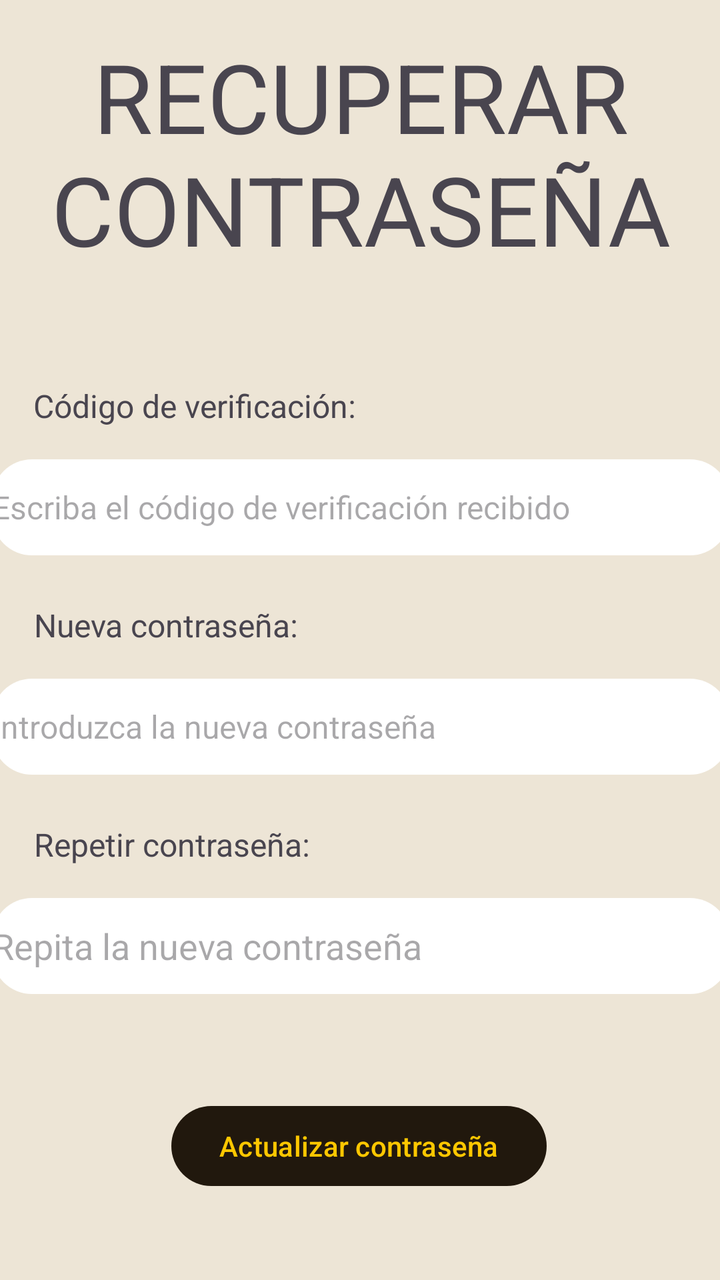
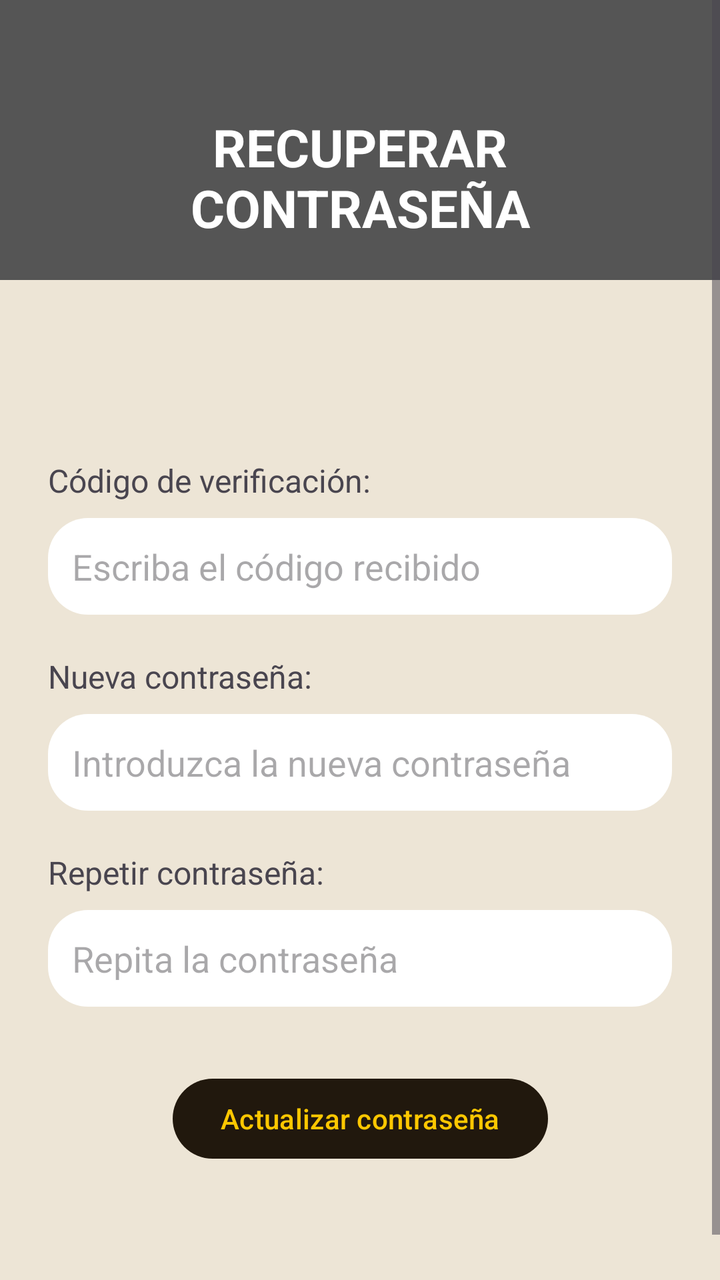

Screens rendered from an Android XML layout before and after an edit, with the pre-edit source and the edit as a unified diff.
<!-- AndroidManifest.xml: application theme Theme.RefriMancia -->
<!-- res/layout/ventana_recuperar_password.xml -->
<?xml version="1.0" encoding="utf-8"?>
<androidx.constraintlayout.widget.ConstraintLayout xmlns:android="http://schemas.android.com/apk/res/android"
    xmlns:app="http://schemas.android.com/apk/res-auto"
    xmlns:tools="http://schemas.android.com/tools"
    style="@style/fondoPantallas"
    android:id="@+id/ventana_recuperar_password"
    android:layout_width="match_parent"
    android:layout_height="match_parent">

    <TextView
        android:id="@+id/tvTituloRecuperar"
        android:layout_width="407dp"
        android:layout_height="124dp"
        android:layout_marginTop="16dp"
        android:text="RECUPERAR CONTRASEÑA"
        android:textAlignment="center"
        android:textSize="48sp"
        app:layout_constraintEnd_toEndOf="parent"
        app:layout_constraintStart_toStartOf="parent"
        app:layout_constraintTop_toTopOf="parent" />

    <TextView
        android:id="@+id/tvNuevaPasswordRecuperar"
        android:layout_width="wrap_content"
        android:layout_height="wrap_content"
        android:layout_marginTop="24dp"
        android:text="Nueva contraseña:"
        android:textSize="16sp"
        app:layout_constraintEnd_toEndOf="parent"
        app:layout_constraintHorizontal_bias="0.075"
        app:layout_constraintStart_toStartOf="parent"
        app:layout_constraintTop_toBottomOf="@+id/etCodigoRecuperar" />

    <EditText
        android:id="@+id/etpNuevaPasswordRecuperar"
        android:layout_width="369dp"
        android:layout_height="48dp"
        android:layout_marginTop="16dp"
        android:background="@drawable/bg_input"
        android:ems="10"
        android:hint="Introduzca la nueva contraseña"
        android:inputType="textPassword"
        android:textSize="16sp"
        app:layout_constraintEnd_toEndOf="parent"
        app:layout_constraintStart_toStartOf="parent"
        app:layout_constraintTop_toBottomOf="@+id/tvNuevaPasswordRecuperar" />

    <EditText
        android:id="@+id/etpRepetirPasswordRecuperar"
        android:layout_width="369dp"
        android:layout_height="48dp"
        android:layout_marginTop="16dp"
        android:background="@drawable/bg_input"
        android:ems="10"
        android:hint="Repita la nueva contraseña"
        android:inputType="textPassword"
        app:layout_constraintEnd_toEndOf="parent"
        app:layout_constraintStart_toStartOf="parent"
        app:layout_constraintTop_toBottomOf="@+id/tvRepetirPasswordRecuperar" />

    <TextView
        android:id="@+id/tvRepetirPasswordRecuperar"
        android:layout_width="wrap_content"
        android:layout_height="wrap_content"
        android:layout_marginTop="24dp"
        android:text="Repetir contraseña:"
        android:textSize="16sp"
        app:layout_constraintEnd_toEndOf="parent"
        app:layout_constraintHorizontal_bias="0.076"
        app:layout_constraintStart_toStartOf="parent"
        app:layout_constraintTop_toBottomOf="@+id/etpNuevaPasswordRecuperar" />

    <Button
        style="@style/estiloBotones"
        android:id="@+id/botonActualizarPassword"
        android:layout_width="wrap_content"
        android:layout_height="wrap_content"
        android:layout_marginTop="52dp"
        android:text="Actualizar contraseña"
        app:layout_constraintEnd_toEndOf="parent"
        app:layout_constraintHorizontal_bias="0.497"
        app:layout_constraintStart_toStartOf="parent"
        app:layout_constraintTop_toBottomOf="@+id/etpRepetirPasswordRecuperar" />

    <TextView
        android:id="@+id/tvCodigoRecuperar"
        android:layout_width="wrap_content"
        android:layout_height="wrap_content"
        android:layout_marginTop="52dp"
        android:text="Código de verificación:"
        android:textSize="16sp"
        app:layout_constraintEnd_toEndOf="parent"
        app:layout_constraintHorizontal_bias="0.084"
        app:layout_constraintStart_toStartOf="parent"
        app:layout_constraintTop_toBottomOf="@+id/tvTituloRecuperar" />

    <EditText
        android:id="@+id/etCodigoRecuperar"
        android:layout_width="369dp"
        android:layout_height="48dp"
        android:layout_marginTop="16dp"
        android:background="@drawable/bg_input"
        android:ems="10"
        android:hint="Escriba el código de verificación recibido"
        android:inputType="text"
        android:textSize="16sp"
        app:layout_constraintEnd_toEndOf="parent"
        app:layout_constraintStart_toStartOf="parent"
        app:layout_constraintTop_toBottomOf="@+id/tvCodigoRecuperar" />
</androidx.constraintlayout.widget.ConstraintLayout>
<!-- resources referenced by this layout -->
<resources>
  <!-- drawable bg_input (drawable) -->
  <shape xmlns:android="http://schemas.android.com/apk/res/android">
      <solid android:color="#FFFFFF"/> 
      <corners android:radius="20dp"/>
  </shape>
  <style name="estiloBotones">
          <item name="android:textColor">@color/amarillo</item>
          <item name="backgroundTint">@color/marron_oscuro</item>
      </style>
  <style name="fondoPantallas">
          <item name="android:background">@color/beige</item>
      </style>
  <style name="Theme.RefriMancia" parent="Base.Theme.RefriMancia" />
  <color name="amarillo">#fdc700</color>
  <color name="marron_oscuro">#21180d</color>
  <color name="beige">#ede5d6</color>
  <style name="Base.Theme.RefriMancia" parent="Theme.Material3.DayNight.NoActionBar">
          
          
          <item name="android:statusBarColor">?attr/colorPrimary</item>
          <item name="android:windowLightStatusBar">false</item>
          
      </style>
</resources>

<!-- the commit's change to res/layout/ventana_recuperar_password.xml (unified diff, before → after) -->
@@ -1,110 +1,134 @@
 <?xml version="1.0" encoding="utf-8"?>
-<androidx.constraintlayout.widget.ConstraintLayout xmlns:android="http://schemas.android.com/apk/res/android"
+<ScrollView xmlns:android="http://schemas.android.com/apk/res/android"
     xmlns:app="http://schemas.android.com/apk/res-auto"
     xmlns:tools="http://schemas.android.com/tools"
     style="@style/fondoPantallas"
-    android:id="@+id/ventana_recuperar_password"
     android:layout_width="match_parent"
     android:layout_height="match_parent">
 
-    <TextView
-        android:id="@+id/tvTituloRecuperar"
-        android:layout_width="407dp"
-        android:layout_height="124dp"
-        android:layout_marginTop="16dp"
-        android:text="RECUPERAR CONTRASEÑA"
-        android:textAlignment="center"
-        android:textSize="48sp"
-        app:layout_constraintEnd_toEndOf="parent"
-        app:layout_constraintStart_toStartOf="parent"
-        app:layout_constraintTop_toTopOf="parent" />
+    <androidx.constraintlayout.widget.ConstraintLayout
+        android:id="@+id/ventana_recuperar_password"
+        android:layout_width="match_parent"
+        android:layout_height="wrap_content"
+        android:paddingBottom="80dp">
 
-    <TextView
-        android:id="@+id/tvNuevaPasswordRecuperar"
-        android:layout_width="wrap_content"
-        android:layout_height="wrap_content"
-        android:layout_marginTop="24dp"
-        android:text="Nueva contraseña:"
-        android:textSize="16sp"
-        app:layout_constraintEnd_toEndOf="parent"
-        app:layout_constraintHorizontal_bias="0.075"
-        app:layout_constraintStart_toStartOf="parent"
-        app:layout_constraintTop_toBottomOf="@+id/etCodigoRecuperar" />
+        
+        <View
+            android:id="@+id/headerBackground"
+            android:layout_width="match_parent"
+            android:layout_height="140dp"
+            android:background="#555555"
+            app:layout_constraintTop_toTopOf="parent" />
 
-    <EditText
-        android:id="@+id/etpNuevaPasswordRecuperar"
-        android:layout_width="369dp"
-        android:layout_height="48dp"
-        android:layout_marginTop="16dp"
-        android:background="@drawable/bg_input"
-        android:ems="10"
-        android:hint="Introduzca la nueva contraseña"
-        android:inputType="textPassword"
-        android:textSize="16sp"
-        app:layout_constraintEnd_toEndOf="parent"
-        app:layout_constraintStart_toStartOf="parent"
-        app:layout_constraintTop_toBottomOf="@+id/tvNuevaPasswordRecuperar" />
+        
 
-    <EditText
-        android:id="@+id/etpRepetirPasswordRecuperar"
-        android:layout_width="369dp"
-        android:layout_height="48dp"
-        android:layout_marginTop="16dp"
-        android:background="@drawable/bg_input"
-        android:ems="10"
-        android:hint="Repita la nueva contraseña"
-        android:inputType="textPassword"
-        app:layout_constraintEnd_toEndOf="parent"
-        app:layout_constraintStart_toStartOf="parent"
-        app:layout_constraintTop_toBottomOf="@+id/tvRepetirPasswordRecuperar" />
+        
 
-    <TextView
-        android:id="@+id/tvRepetirPasswordRecuperar"
-        android:layout_width="wrap_content"
-        android:layout_height="wrap_content"
-        android:layout_marginTop="24dp"
-        android:text="Repetir contraseña:"
-        android:textSize="16sp"
-        app:layout_constraintEnd_toEndOf="parent"
-        app:layout_constraintHorizontal_bias="0.076"
-        app:layout_constraintStart_toStartOf="parent"
-        app:layout_constraintTop_toBottomOf="@+id/etpNuevaPasswordRecuperar" />
+        <TextView
+            android:id="@+id/tvTituloRecuperar"
+            android:layout_width="0dp"
+            android:layout_height="wrap_content"
+            android:layout_marginHorizontal="24dp"
+            android:layout_marginTop="56dp"
+            android:text="RECUPERAR CONTRASEÑA"
+            android:textAlignment="center"
+            android:textColor="#FFFFFF"
+            android:textSize="26sp"
+            android:textStyle="bold"
+            app:layout_constraintEnd_toEndOf="parent"
+            app:layout_constraintStart_toStartOf="parent"
+            app:layout_constraintTop_toTopOf="parent" />
 
-    <Button
-        style="@style/estiloBotones"
-        android:id="@+id/botonActualizarPassword"
-        android:layout_width="wrap_content"
-        android:layout_height="wrap_content"
-        android:layout_marginTop="52dp"
-        android:text="Actualizar contraseña"
-        app:layout_constraintEnd_toEndOf="parent"
-        app:layout_constraintHorizontal_bias="0.497"
-        app:layout_constraintStart_toStartOf="parent"
-        app:layout_constraintTop_toBottomOf="@+id/etpRepetirPasswordRecuperar" />
+        <TextView
+            android:id="@+id/tvCodigoRecuperar"
+            android:layout_width="wrap_content"
+            android:layout_height="wrap_content"
+            android:layout_marginStart="24dp"
+            android:layout_marginTop="108dp"
+            android:text="Código de verificación:"
+            android:textSize="16sp"
+            app:layout_constraintStart_toStartOf="parent"
+            app:layout_constraintTop_toBottomOf="@id/tvTituloRecuperar" />
 
-    <TextView
-        android:id="@+id/tvCodigoRecuperar"
-        android:layout_width="wrap_content"
-        android:layout_height="wrap_content"
-        android:layout_marginTop="52dp"
-        android:text="Código de verificación:"
-        android:textSize="16sp"
-        app:layout_constraintEnd_toEndOf="parent"
-        app:layout_constraintHorizontal_bias="0.084"
-        app:layout_constraintStart_toStartOf="parent"
-        app:layout_constraintTop_toBottomOf="@+id/tvTituloRecuperar" />
+        <EditText
+            android:id="@+id/etCodigoRecuperar"
+            android:layout_width="0dp"
+            android:layout_height="wrap_content"
+            android:layout_marginHorizontal="24dp"
+            android:layout_marginTop="8dp"
+            android:background="@drawable/bg_input"
+            android:hint="Escriba el código recibido"
+            android:inputType="text"
+            android:padding="12dp"
+            app:layout_constraintTop_toBottomOf="@id/tvCodigoRecuperar"
+            app:layout_constraintStart_toStartOf="parent"
+            app:layout_constraintEnd_toEndOf="parent" />
 
-    <EditText
-        android:id="@+id/etCodigoRecuperar"
-        android:layout_width="369dp"
-        android:layout_height="48dp"
-        android:layout_marginTop="16dp"
-        android:background="@drawable/bg_input"
-        android:ems="10"
-        android:hint="Escriba el código de verificación recibido"
-        android:inputType="text"
-        android:textSize="16sp"
-        app:layout_constraintEnd_toEndOf="parent"
-        app:layout_constraintStart_toStartOf="parent"
-        app:layout_constraintTop_toBottomOf="@+id/tvCodigoRecuperar" />
-</androidx.constraintlayout.widget.ConstraintLayout>
+        
+        <TextView
+            android:id="@+id/tvNuevaPasswordRecuperar"
+            android:layout_width="wrap_content"
+            android:layout_height="wrap_content"
+            android:layout_marginStart="24dp"
+            android:layout_marginTop="20dp"
+            android:text="Nueva contraseña:"
+            android:textSize="16sp"
+            app:layout_constraintTop_toBottomOf="@id/etCodigoRecuperar"
+            app:layout_constraintStart_toStartOf="parent" />
+
+        <EditText
+            android:id="@+id/etpNuevaPasswordRecuperar"
+            android:layout_width="0dp"
+            android:layout_height="wrap_content"
+            android:layout_marginHorizontal="24dp"
+            android:layout_marginTop="8dp"
+            android:background="@drawable/bg_input"
+            android:hint="Introduzca la nueva contraseña"
+            android:inputType="textPassword"
+            android:padding="12dp"
+            app:layout_constraintTop_toBottomOf="@id/tvNuevaPasswordRecuperar"
+            app:layout_constraintStart_toStartOf="parent"
+            app:layout_constraintEnd_toEndOf="parent" />
+
+        
+        <TextView
+            android:id="@+id/tvRepetirPasswordRecuperar"
+            android:layout_width="wrap_content"
+            android:layout_height="wrap_content"
+            android:layout_marginStart="24dp"
+            android:layout_marginTop="20dp"
+            android:text="Repetir contraseña:"
+            android:textSize="16sp"
+            app:layout_constraintTop_toBottomOf="@id/etpNuevaPasswordRecuperar"
+            app:layout_constraintStart_toStartOf="parent" />
+
+        <EditText
+            android:id="@+id/etpRepetirPasswordRecuperar"
+            android:layout_width="0dp"
+            android:layout_height="wrap_content"
+            android:layout_marginHorizontal="24dp"
+            android:layout_marginTop="8dp"
+            android:background="@drawable/bg_input"
+            android:hint="Repita la contraseña"
+            android:inputType="textPassword"
+            android:padding="12dp"
+            app:layout_constraintTop_toBottomOf="@id/tvRepetirPasswordRecuperar"
+            app:layout_constraintStart_toStartOf="parent"
+            app:layout_constraintEnd_toEndOf="parent" />
+
+        
+        <Button
+            android:id="@+id/botonActualizarPassword"
+            style="@style/estiloBotones"
+            android:layout_width="wrap_content"
+            android:layout_height="wrap_content"
+            android:layout_marginTop="32dp"
+            android:text="Actualizar contraseña"
+            android:textAllCaps="false"
+            app:layout_constraintTop_toBottomOf="@id/etpRepetirPasswordRecuperar"
+            app:layout_constraintStart_toStartOf="parent"
+            app:layout_constraintEnd_toEndOf="parent" />
+
+    </androidx.constraintlayout.widget.ConstraintLayout>
+
+</ScrollView>
